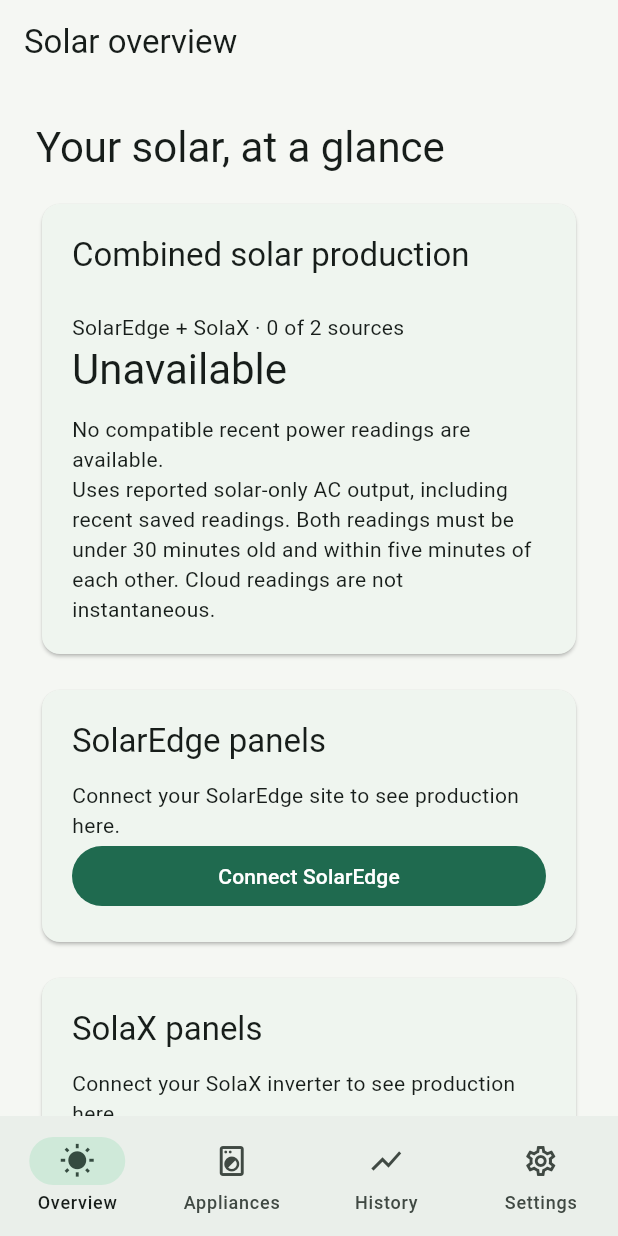
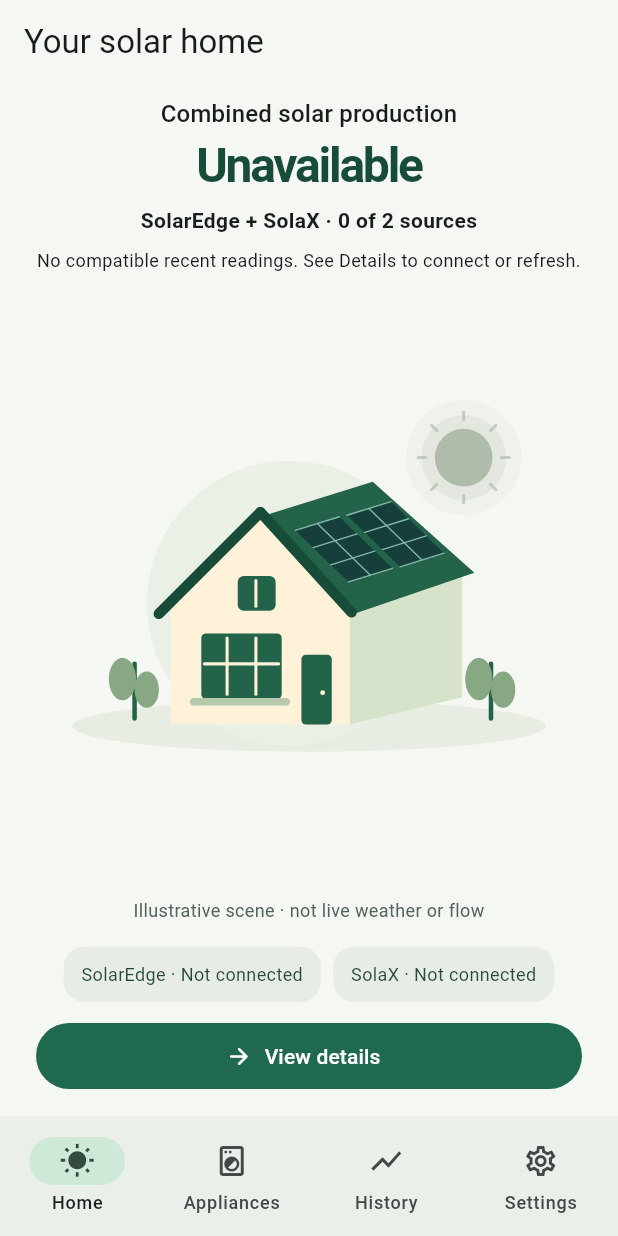
Before and after one commit to Owaiinnn/solar-overview, a Flutter app: the screen it shows after launch, on a phone screen of 412 x 824 dp. Run offline on Flutter 3.47's test engine with Material 3 defaults, Android fonts, the phone set to English and light mode, and no system bars; our stand-ins replace flutter_secure_storage, timezone.

Commit message:
feat: add glanceable solar Home and preserve readings in Details

```diff
--- a/app/lib/src/app.dart
+++ b/app/lib/src/app.dart
@@ -4,6 +4,7 @@
 
 import 'connection_controller.dart';
 import 'overview.dart';
+import 'home.dart';
 import 'solax_controller.dart';
 import 'solax_settings.dart';
 
@@ -22,10 +23,11 @@
   State<SolarApp> createState() => _SolarAppState();
 }
 
-enum _AppTab { overview, appliances, history, settings }
+enum _AppTab { home, appliances, history, settings }
 
 class _SolarAppState extends State<SolarApp> with WidgetsBindingObserver {
   Timer? _freshnessTimer;
+  bool _showDetails = false;
 
   @override
   void initState() {
@@ -52,7 +54,7 @@
     super.dispose();
   }
 
-  _AppTab _tab = _AppTab.overview;
+  _AppTab _tab = _AppTab.home;
 
   @override
   Widget build(BuildContext context) {
@@ -83,9 +85,25 @@
       ),
       home: ListenableBuilder(
         listenable: controller,
-        builder: (context, _) => Scaffold(
+        builder: (context, _) => PopScope(
+          canPop: !(_tab == _AppTab.home && _showDetails),
+          onPopInvokedWithResult: (didPop, result) {
+            if (!didPop) setState(() => _showDetails = false);
+          },
+          child: Scaffold(
             appBar: AppBar(
-            title: const Text('Solar overview'),
+              title: Text(
+                _tab == _AppTab.home
+                    ? (_showDetails ? 'Details' : 'Your solar home')
+                    : 'Solar overview',
+              ),
+              leading: _tab == _AppTab.home && _showDetails
+                  ? IconButton(
+                      tooltip: 'Back to Home',
+                      icon: const Icon(Icons.arrow_back),
+                      onPressed: () => setState(() => _showDetails = false),
+                    )
+                  : null,
               backgroundColor: const Color(0xFFF5F7F3),
             ),
             body: SafeArea(
@@ -111,11 +129,23 @@
                     child: IndexedStack(
                       index: _tab.index,
                       children: [
+                        IndexedStack(
+                          index: _showDetails ? 1 : 0,
+                          children: [
+                            HomePage(
+                              controller: controller,
+                              solax: widget.solax,
+                              active: _tab == _AppTab.home && !_showDetails,
+                              openDetails: () =>
+                                  setState(() => _showDetails = true),
+                            ),
                             OverviewPage(
                               controller: controller,
                               solax: widget.solax,
                               openSettings: () =>
                                   setState(() => _tab = _AppTab.settings),
+                            ),
+                          ],
                         ),
                         const _ComingSoonPage(
                           title: 'Plan your appliance use',
@@ -147,13 +177,15 @@
             ),
             bottomNavigationBar: NavigationBar(
               selectedIndex: _tab.index,
-            onDestinationSelected: (index) =>
-                setState(() => _tab = _AppTab.values[index]),
+              onDestinationSelected: (index) => setState(() {
+                _tab = _AppTab.values[index];
+                if (_tab == _AppTab.home) _showDetails = false;
+              }),
               destinations: const [
                 NavigationDestination(
                   icon: Icon(Icons.wb_sunny_outlined),
                   selectedIcon: Icon(Icons.wb_sunny),
-                label: 'Overview',
+                  label: 'Home',
                 ),
                 NavigationDestination(
                   icon: Icon(Icons.local_laundry_service_outlined),
@@ -170,6 +202,7 @@
                   label: 'Settings',
                 ),
               ],
+            ),
           ),
         ),
       ),
--- /dev/null
+++ b/app/lib/src/home.dart
@@ -0,0 +1,214 @@
+import 'package:flutter/material.dart';
+
+import 'connection_controller.dart';
+import 'production_total.dart';
+import 'solar_scene.dart';
+import 'solaredge.dart';
+import 'solax_controller.dart';
+
+/// A compact view of the same guarded AC subtotal used by Details.
+class HomePage extends StatelessWidget {
+  const HomePage({
+    super.key,
+    required this.controller,
+    required this.solax,
+    required this.active,
+    required this.openDetails,
+  });
+
+  final ConnectionController controller;
+  final SolaxController? solax;
+  final bool active;
+  final VoidCallback openDetails;
+
+  String _status({
+    required bool initialized,
+    required bool connected,
+    required bool attention,
+    required bool busy,
+    required ReadingFreshness freshness,
+    required bool saved,
+    required bool hasPower,
+  }) {
+    if (!initialized) return 'Loading';
+    if (attention) return 'Needs attention';
+    if (!connected) return 'Not connected';
+    if (busy) return 'Refreshing';
+    if (freshness == ReadingFreshness.stale) return 'Stale';
+    if (freshness != ReadingFreshness.recent || !hasPower) return 'Unavailable';
+    return saved ? 'Recent · saved' : 'Recent';
+  }
+
+  @override
+  Widget build(BuildContext context) => ListenableBuilder(
+    listenable: Listenable.merge([controller, solax]),
+    builder: (context, _) {
+      final total = ProductionTotal(controller, solax);
+      final watts = total.watts;
+      final partial = total.sources.length == 1;
+      final loading =
+          !controller.initialized || (solax != null && !solax!.initialized);
+      final title = partial
+          ? 'Partial solar production'
+          : 'Combined solar production';
+      final coverage = partial
+          ? '${total.sources.keys.single} only · 1 of 2 sources'
+          : 'SolarEdge + SolaX · ${total.sources.length} of 2 sources';
+      final message = total.timeMismatch
+          ? 'Source times are over 5 minutes apart. Total unavailable.'
+          : watts != null
+          ? watts == 0
+                ? 'No production reported${partial ? ' by this source' : ''}.'
+                : 'Recent cloud readings · not instantaneous'
+          : loading
+          ? 'Opening your saved connections…'
+          : 'No compatible recent readings. See Details to connect or refresh.';
+      final edgeStatus = _status(
+        initialized: controller.initialized,
+        connected: controller.connected,
+        attention: controller.storageUnavailable || controller.error != null,
+        busy: controller.busy,
+        freshness: controller.freshness,
+        saved: controller.usingSavedReading,
+        hasPower: total.sources.containsKey('SolarEdge'),
+      );
+      final xStatus = _status(
+        initialized: solax?.initialized ?? true,
+        connected: solax?.connected ?? false,
+        attention:
+            (solax?.storageUnavailable ?? false) ||
+            (solax?.reconnectRequired ?? false) ||
+            solax?.error != null,
+        busy: solax?.busy ?? false,
+        freshness: solax?.freshness ?? ReadingFreshness.unknown,
+        saved: solax?.usingSavedReading ?? false,
+        hasPower: total.sources.containsKey('SolaX'),
+      );
+      return LayoutBuilder(
+        builder: (context, constraints) {
+          return SingleChildScrollView(
+            key: const PageStorageKey('home-scroll'),
+            padding: const EdgeInsets.fromLTRB(24, 8, 24, 16),
+            child: Center(
+              child: ConstrainedBox(
+                constraints: BoxConstraints(
+                  maxWidth: 520,
+                  minHeight: constraints.maxHeight - 24,
+                ),
+                child: IntrinsicHeight(
+                  child: Column(
+                    crossAxisAlignment: CrossAxisAlignment.stretch,
+                    children: [
+                      Text(
+                        title,
+                        textAlign: TextAlign.center,
+                        style: Theme.of(context).textTheme.titleMedium,
+                      ),
+                      const SizedBox(height: 4),
+                      Text.rich(
+                        watts == null
+                            ? const TextSpan(text: 'Unavailable')
+                            : TextSpan(
+                                children: [
+                                  TextSpan(
+                                    text: (watts / 1000).toStringAsFixed(2),
+                                  ),
+                                  const TextSpan(
+                                    text: ' kW',
+                                    style: TextStyle(
+                                      fontSize: 24,
+                                      letterSpacing: 0,
+                                    ),
+                                  ),
+                                ],
+                              ),
+                        textAlign: TextAlign.center,
+                        style: TextStyle(
+                          fontSize: watts == null ? 32 : 52,
+                          height: 1.15,
+                          letterSpacing: -1.5,
+                          fontWeight: FontWeight.w700,
+                          color: const Color(0xFF174C39),
+                        ),
+                      ),
+                      const SizedBox(height: 8),
+                      Text(
+                        coverage,
+                        textAlign: TextAlign.center,
+                        style: const TextStyle(fontWeight: FontWeight.w600),
+                      ),
+                      const SizedBox(height: 8),
+                      Text(
+                        message,
+                        textAlign: TextAlign.center,
+                        style: const TextStyle(fontSize: 12),
+                      ),
+                      Expanded(
+                        child: ConstrainedBox(
+                          constraints: const BoxConstraints(minHeight: 80),
+                          child: SolarScene(
+                            active: active,
+                            producing: watts != null && watts > 0,
+                          ),
+                        ),
+                      ),
+                      const Text(
+                        'Illustrative scene · not live weather or flow',
+                        textAlign: TextAlign.center,
+                        style: TextStyle(
+                          fontSize: 12,
+                          color: Color(0xFF52645B),
+                        ),
+                      ),
+                      const SizedBox(height: 16),
+                      Wrap(
+                        alignment: WrapAlignment.center,
+                        spacing: 8,
+                        runSpacing: 8,
+                        children: [
+                          _SourceStatus(name: 'SolarEdge', status: edgeStatus),
+                          _SourceStatus(name: 'SolaX', status: xStatus),
+                        ],
+                      ),
+                      const SizedBox(height: 12),
+                      FilledButton.icon(
+                        onPressed: openDetails,
+                        icon: const Icon(Icons.arrow_forward_rounded),
+                        label: const Padding(
+                          padding: EdgeInsets.symmetric(vertical: 12),
+                          child: Text('View details'),
+                        ),
+                      ),
+                    ],
+                  ),
+                ),
+              ),
+            ),
+          );
+        },
+      );
+    },
+  );
+}
+
+class _SourceStatus extends StatelessWidget {
+  const _SourceStatus({required this.name, required this.status});
+  final String name;
+  final String status;
+
+  @override
+  Widget build(BuildContext context) => DecoratedBox(
+    decoration: BoxDecoration(
+      color: const Color(0xFFE7EDE5),
+      borderRadius: BorderRadius.circular(14),
+    ),
+    child: Padding(
+      padding: const EdgeInsets.symmetric(horizontal: 12, vertical: 10),
+      child: Text(
+        '$name · $status',
+        textAlign: TextAlign.center,
+        style: const TextStyle(fontSize: 12, color: Color(0xFF294B3C)),
+      ),
+    ),
+  );
+}
--- a/app/lib/src/overview.dart
+++ b/app/lib/src/overview.dart
@@ -24,7 +24,7 @@
       padding: const EdgeInsets.all(24),
       children: [
         Text(
-          'Your solar, at a glance',
+          'Your solar readings',
           style: Theme.of(context).textTheme.headlineMedium,
         ),
         const SizedBox(height: 16),
```
Also changed, not shown: app/lib/src/solar_scene.dart (added, +254 -0 lines), 5 other files. Lines whose indentation alone changed are shown as unchanged.
